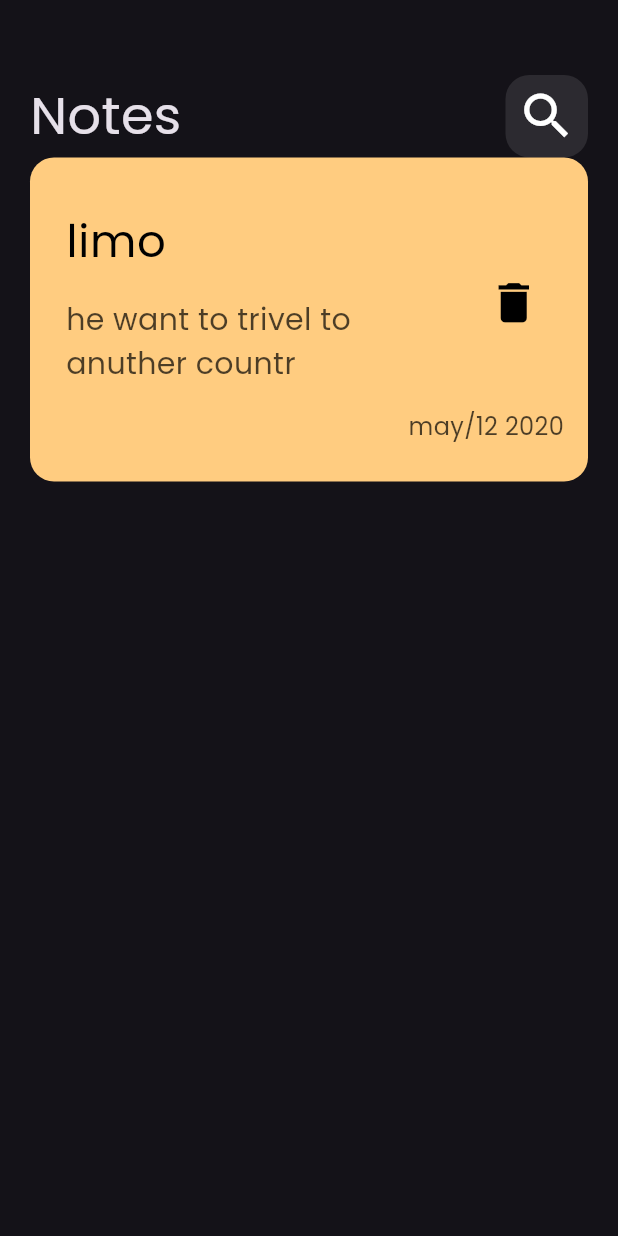
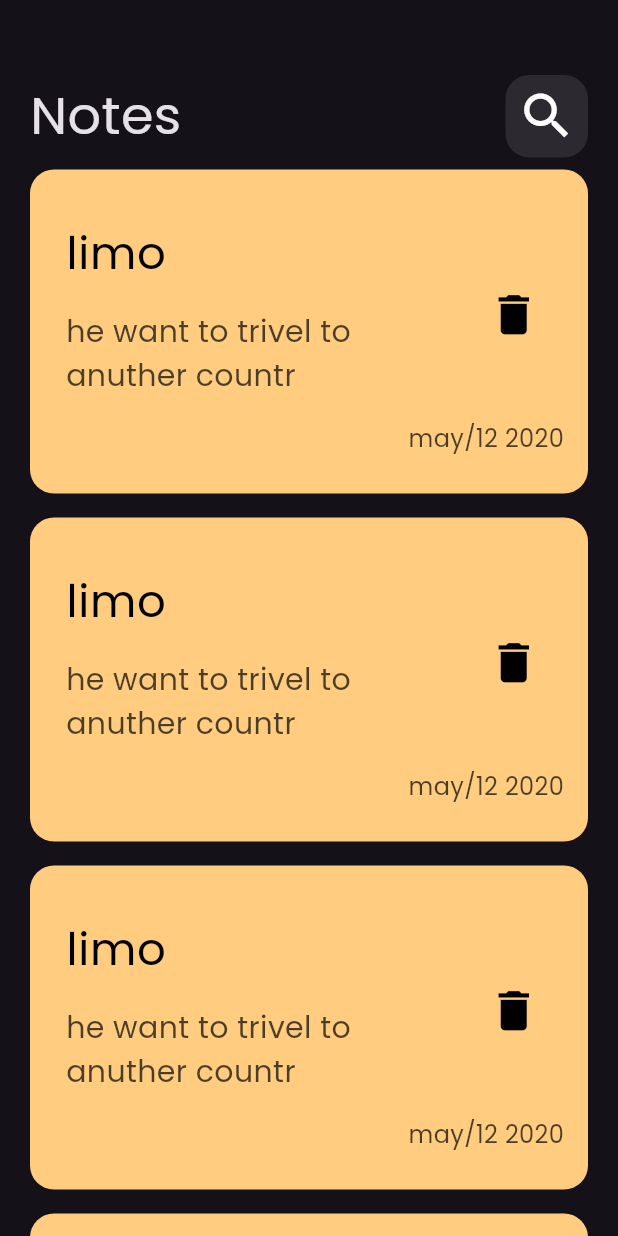
Before and after one commit to limo458/notsapp, a Flutter app: the screen it shows after launch, on a phone screen of 412 x 824 dp. Run offline on Flutter 3.47's test engine with Material 3 defaults, Android fonts, the phone set to English and light mode, and no system bars.

Commit message:
create Notes list view

```diff
--- a/lib/main.dart
+++ b/lib/main.dart
@@ -1,5 +1,5 @@
 import 'package:flutter/material.dart';
-import 'package:notsapp/views/nots_view.dart';
+import 'package:notsapp/views/notes_view.dart';
 
 void main() {
   runApp(const NotesApp());
@@ -12,6 +12,6 @@ class NotesApp extends StatelessWidget {
   Widget build(BuildContext context) {
     return MaterialApp(
         theme: ThemeData(brightness: Brightness.dark, fontFamily: "Poppins"),
-        home: const NotsView());
+        home: const NotesView());
   }
 }
--- a/lib/views/nots_view.dart
+++ b/lib/views/notes_view.dart
@@ -1,8 +1,8 @@
 import 'package:flutter/material.dart';
 import 'package:notsapp/widges/notes_view_body.dart';
 
-class NotsView extends StatelessWidget {
-  const NotsView({super.key});
+class NotesView extends StatelessWidget {
+  const NotesView({super.key});
 
   @override
   Widget build(BuildContext context) {
--- a/lib/widges/costum-note -item.dart
+++ b/lib/widges/costum-note -item.dart
@@ -1,7 +1,7 @@
 import 'package:flutter/material.dart';
 
-class NotsItem extends StatelessWidget {
-  const NotsItem({super.key});
+class NotesItem extends StatelessWidget {
+  const NotesItem({super.key});
 
   @override
   Widget build(BuildContext context) {
--- a/lib/widges/notes_view_body.dart
+++ b/lib/widges/notes_view_body.dart
@@ -1,6 +1,6 @@
 import 'package:flutter/material.dart';
-import 'package:notsapp/widges/costum-note%20-item.dart';
 import 'package:notsapp/widges/custm-app-bar.dart';
+import 'package:notsapp/widges/nots-list-view.dart';
 
 class NotsViewBody extends StatelessWidget {
   const NotsViewBody({super.key});
@@ -15,7 +15,7 @@ class NotsViewBody extends StatelessWidget {
             height: 50,
           ),
           CustomAppBar(),
-          NotsItem()
+          Expanded(child: NotesListView())
         ],
       ),
     );
--- /dev/null
+++ b/lib/widges/nots-list-view.dart
@@ -0,0 +1,16 @@
+import 'package:flutter/material.dart';
+import 'package:notsapp/widges/costum-note%20-item.dart';
+
+class NotesListView extends StatelessWidget {
+  const NotesListView({super.key});
+
+  @override
+  Widget build(BuildContext context) {
+    return ListView.builder(itemBuilder: (context, index) {
+      return const Padding(
+        padding: EdgeInsets.symmetric(vertical: 8),
+        child: NotesItem(),
+      );
+    });
+  }
+}
```
